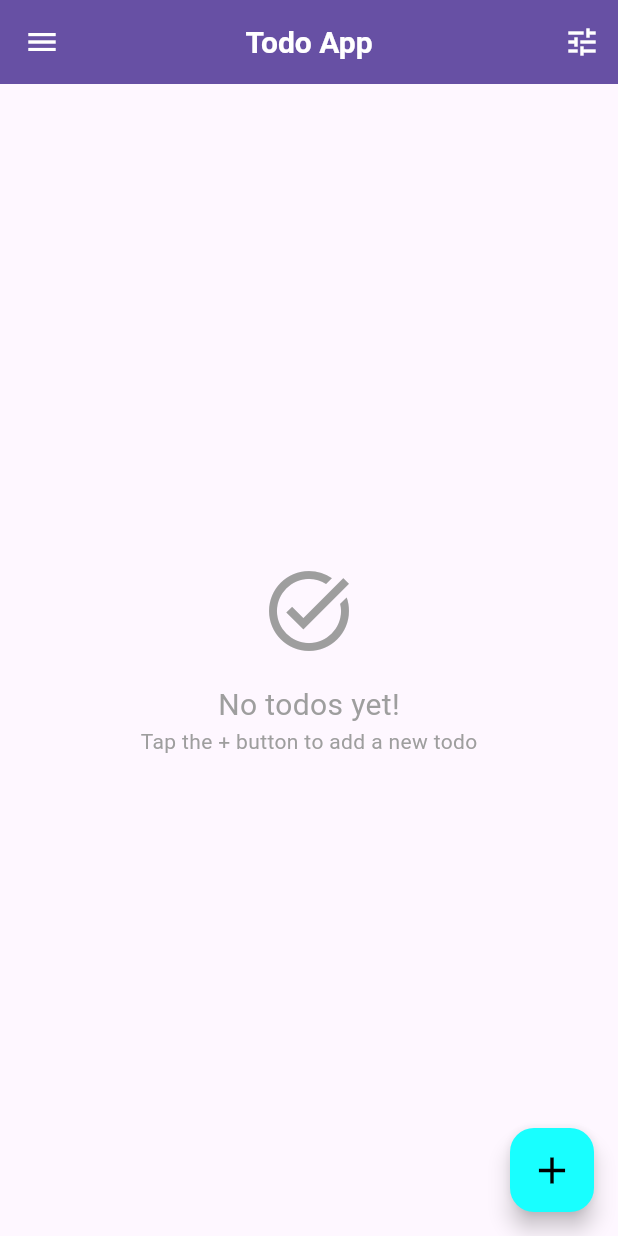
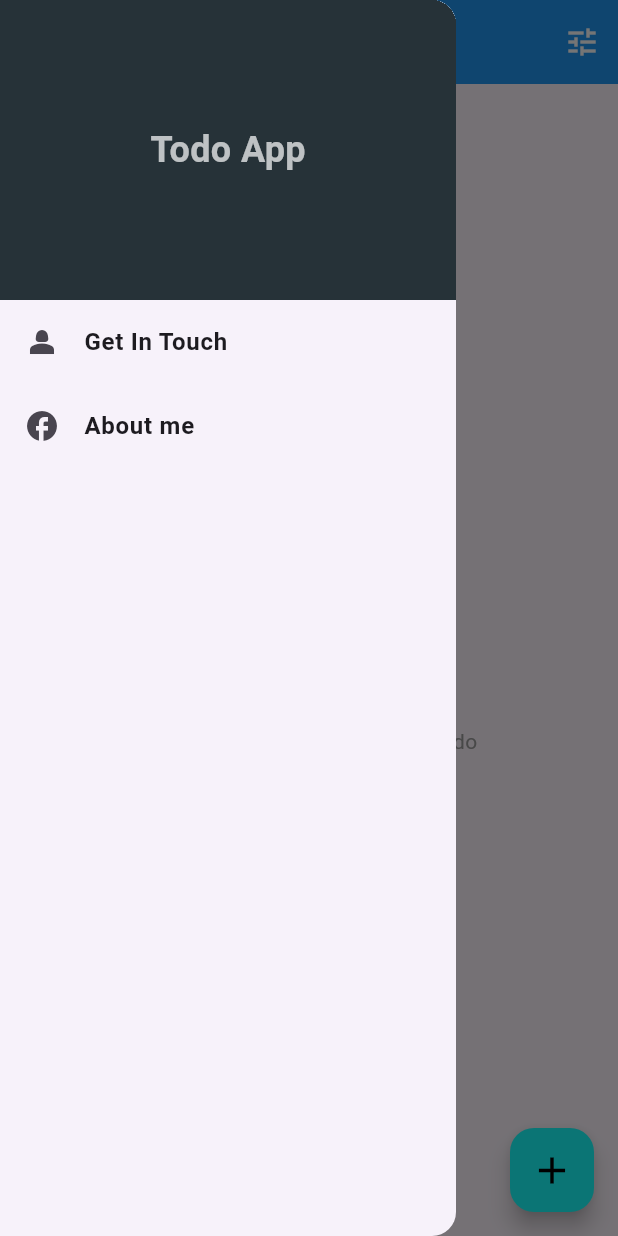
Before and after one commit to Sudipofficial4/todoappeb, a Flutter app: the screen it shows after launch, with the side drawer open (before the commit the screen has no drawer), on a phone screen of 412 x 824 dp. Run offline on Flutter 3.47's test engine with Material 3 defaults, Android fonts, the phone set to English and light mode, and no system bars; our stand-ins replace flutter_bloc, hive, hive_flutter; accounts and stored records are empty.

```diff
--- a/lib/presentation/todo_view.dart
+++ b/lib/presentation/todo_view.dart
@@ -400,68 +400,58 @@ class TodoListView extends StatelessWidget {
   Widget build(BuildContext context) {
     final todoCubit = context.read<TodoCubit>();
     return Scaffold(
-      appBar: AppBar(
-        leading: IconButton(
-          icon: const Icon(Icons.menu),
-          onPressed: () {
-            Drawer(
+      drawer: Drawer(
         child: Column(
           children: [
             Container(
               color: Colors.blueGrey[900],
               height: 200,
               width: double.infinity,
-                    child: Center(
+              child: const Center(
                 child: Text(
                   "Todo App",
-                        style: TextStyle(color: Colors.white70),
+                  style: TextStyle(
+                    color: Colors.white70,
+                    fontSize: 24,
+                    fontWeight: FontWeight.bold,
+                  ),
                 ),
               ),
             ),
             ListTile(
               onTap: () {
-                      launchUrl(
-                        Uri.parse("https://www.sudipkoirala44.com.np/"),
-                      );
+                Navigator.pop(context); // Close drawer first
+                launchUrl(Uri.parse("https://www.sudipkoirala44.com.np/"));
               },
-                    leading: Icon(Icons.person_2),
-                    title: Text(
+              leading: const Icon(Icons.person_2),
+              title: const Text(
                 "Get In Touch",
                 style: TextStyle(fontWeight: FontWeight.bold),
               ),
             ),
             ListTile(
               onTap: () {
+                Navigator.pop(context); // Close drawer first
                 launchUrl(
-                        Uri.parse(
-                          "https://www.facebook.com/sudip.koirala.415846",
-                        ),
+                  Uri.parse("https://www.facebook.com/sudip.koirala.415846"),
                 );
               },
-                    leading: Icon(Icons.facebook),
-                    title: Text(
+              leading: const Icon(Icons.facebook),
+              title: const Text(
                 "About me",
                 style: TextStyle(fontWeight: FontWeight.bold),
               ),
             ),
           ],
         ),
-            );
-            //  Added drawer functionality or menu options
-            // ScaffoldMessenger.of(context).showSnackBar(
-            //   const SnackBar(
-            //     content: Text('Menu functionality coming soon!'),
-            //     duration: Duration(seconds: 2),
-            //   ),
-            // );
-          },
       ),
+      appBar: AppBar(
         title: const Text(
           'Todo App',
           style: TextStyle(fontWeight: FontWeight.bold, fontSize: 20),
         ),
         centerTitle: true,
-        backgroundColor: Theme.of(context).primaryColor,
+        backgroundColor: Colors.blue,
         foregroundColor: Colors.white,
         actions: [
           PopupMenuButton<String>(
```
Lines whose indentation alone changed are shown as unchanged.
